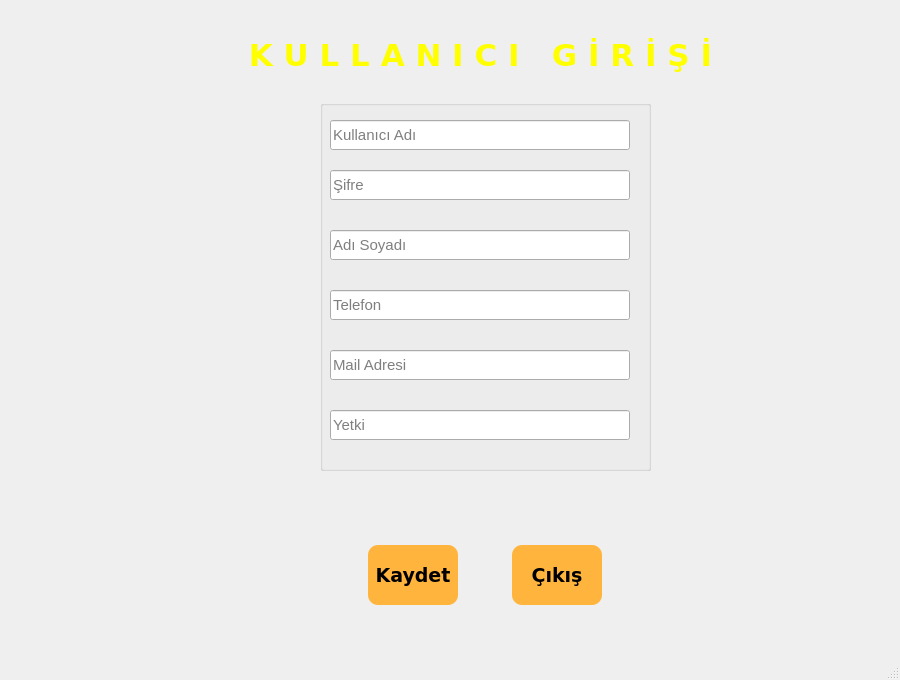
Qt form cuis/user.ui (ibrahimyasar68/PdSqliteLib) before a commit.
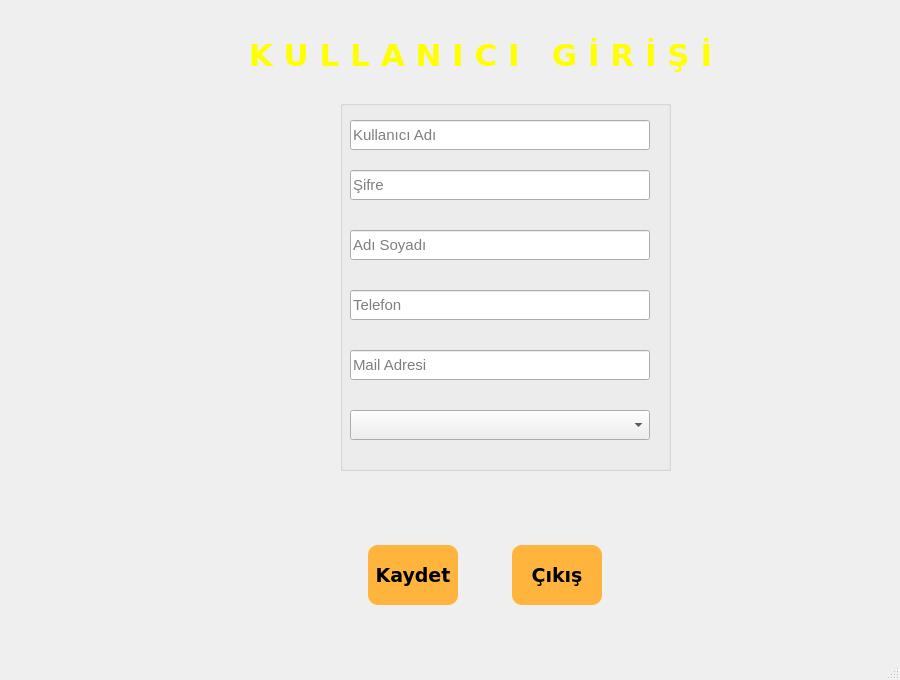
The same form after that commit. Icons and pictures are not drawn.

```diff
--- a/cuis/user.ui
+++ b/cuis/user.ui
@@ -170,7 +170,7 @@
    <widget class="QGroupBox" name="groupBox">
     <property name="geometry">
      <rect>
-      <x>320</x>
+      <x>340</x>
       <y>100</y>
       <width>331</width>
       <height>371</height>
@@ -315,39 +315,6 @@
      <property name="geometry">
       <rect>
        <x>10</x>
-       <y>310</y>
-       <width>300</width>
-       <height>30</height>
-      </rect>
-     </property>
-     <property name="minimumSize">
-      <size>
-       <width>300</width>
-       <height>30</height>
-      </size>
-     </property>
-     <property name="maximumSize">
-      <size>
-       <width>200</width>
-       <height>20</height>
-      </size>
-     </property>
-     <property name="font">
-      <font>
-       <pointsize>11</pointsize>
-      </font>
-     </property>
-     <property name="text">
-      <string/>
-     </property>
-     <property name="placeholderText">
-      <string>Yetki</string>
-     </property>
-    </widget>
-    <widget class="QLineEdit" name="lineEdit_m">
-     <property name="geometry">
-      <rect>
-       <x>10</x>
        <y>250</y>
        <width>300</width>
        <height>30</height>
@@ -374,14 +341,43 @@
       <string>Mail Adresi</string>
      </property>
     </widget>
+    <widget class="QComboBox" name="comboBox_yetki">
+     <property name="geometry">
+      <rect>
+       <x>10</x>
+       <y>310</y>
+       <width>300</width>
+       <height>30</height>
+      </rect>
+     </property>
+     <property name="minimumSize">
+      <size>
+       <width>300</width>
+       <height>30</height>
+      </size>
+     </property>
+     <property name="maximumSize">
+      <size>
+       <width>200</width>
+       <height>20</height>
+      </size>
+     </property>
+     <property name="font">
+      <font>
+       <pointsize>11</pointsize>
+      </font>
+     </property>
+    </widget>
    </widget>
   </widget>
   <widget class="QStatusBar" name="statusbar">
    <property name="font">
     <font>
      <family>Monotype Corsiva</family>
-     <pointsize>12</pointsize>
+     <pointsize>14</pointsize>
+     <weight>75</weight>
      <italic>true</italic>
+     <bold>true</bold>
     </font>
    </property>
   </widget>
```
